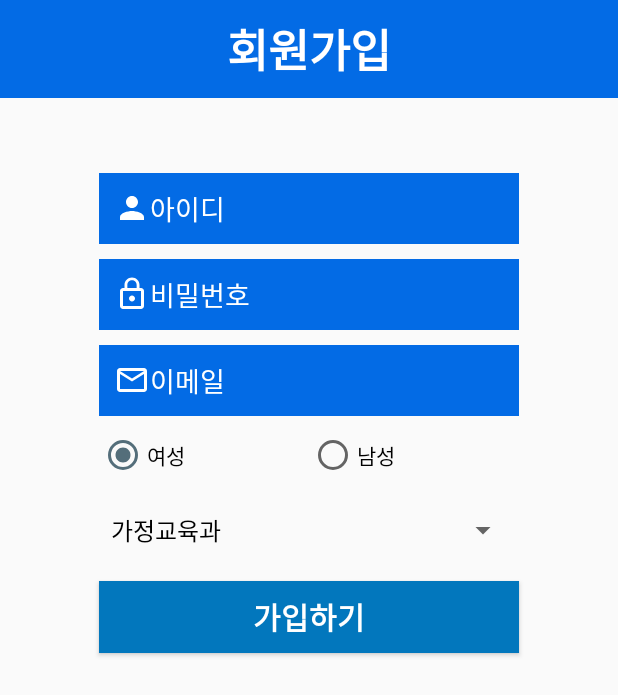
After one commit to tmdfhr711/Registeration, an Android app: the RegisterActivity screen opened directly, with no data from a screen before it, on a phone screen of 412 x 824 dp. The commit adds this screen. Shown: the top 695 px of the screen. Run offline under Robolectric (Android 15) with nearby library versions, the phone set to English and light mode, and no system bars.

Commit message:
1. Create RegisterActivity
1) activity_register.xml 구성
2) magor list가 담긴 array.xml 생성
3) RegisterActivity에 spinner 연동

```diff
--- a/app/src/main/AndroidManifest.xml
+++ b/app/src/main/AndroidManifest.xml
@@ -16,6 +16,7 @@
                 <category android:name="android.intent.category.LAUNCHER" />
             </intent-filter>
         </activity>
+        <activity android:name=".RegisterActivity"></activity>
     </application>
 
 </manifest>
--- a/app/src/main/java/com/plplim/david/registeration/LoginActivity.java
+++ b/app/src/main/java/com/plplim/david/registeration/LoginActivity.java
@@ -1,13 +1,28 @@
 package com.plplim.david.registeration;
 
+import android.content.Intent;
 import android.support.v7.app.AppCompatActivity;
 import android.os.Bundle;
+import android.view.View;
+import android.widget.TextView;
+
+import org.w3c.dom.Text;
 
 public class LoginActivity extends AppCompatActivity {
+
 
     @Override
     protected void onCreate(Bundle savedInstanceState) {
         super.onCreate(savedInstanceState);
         setContentView(R.layout.activity_login);
+
+        TextView registerButton = (TextView) findViewById(R.id.loginactivity_registerButton);
+        registerButton.setOnClickListener(new View.OnClickListener() {
+            @Override
+            public void onClick(View view) {
+                Intent registerIntent = new Intent(LoginActivity.this, RegisterActivity.class);
+                LoginActivity.this.startActivity(registerIntent);
+            }
+        });
     }
 }
--- /dev/null
+++ b/app/src/main/java/com/plplim/david/registeration/RegisterActivity.java
@@ -0,0 +1,24 @@
+package com.plplim.david.registeration;
+
+import android.support.v7.app.AppCompatActivity;
+import android.os.Bundle;
+import android.widget.ArrayAdapter;
+import android.widget.Spinner;
+
+import java.lang.reflect.Array;
+
+public class RegisterActivity extends AppCompatActivity {
+
+    private ArrayAdapter adapter;
+    private Spinner spinner;
+
+    @Override
+    protected void onCreate(Bundle savedInstanceState) {
+        super.onCreate(savedInstanceState);
+        setContentView(R.layout.activity_register);
+
+        spinner = (Spinner) findViewById(R.id.loginactivity_majorSpinner);
+        adapter = ArrayAdapter.createFromResource(this, R.array.major, android.R.layout.simple_spinner_dropdown_item);
+        spinner.setAdapter(adapter);
+    }
+}
--- /dev/null
+++ b/app/src/main/res/drawable/ic_mail_outline_black_24dp.xml
@@ -0,0 +1,9 @@
+<vector xmlns:android="http://schemas.android.com/apk/res/android"
+        android:width="24dp"
+        android:height="24dp"
+        android:viewportWidth="24.0"
+        android:viewportHeight="24.0">
+    <path
+        android:fillColor="#ffffffff"
+        android:pathData="M20,4L4,4c-1.1,0 -1.99,0.9 -1.99,2L2,18c0,1.1 0.9,2 2,2h16c1.1,0 2,-0.9 2,-2L22,6c0,-1.1 -0.9,-2 -2,-2zM20,18L4,18L4,8l8,5 8,-5v10zM12,11L4,6h16l-8,5z"/>
+</vector>
--- /dev/null
+++ b/app/src/main/res/layout/activity_register.xml
@@ -0,0 +1,130 @@
+<?xml version="1.0" encoding="utf-8"?>
+<RelativeLayout
+    xmlns:android="http://schemas.android.com/apk/res/android"
+    xmlns:app="http://schemas.android.com/apk/res-auto"
+    xmlns:tools="http://schemas.android.com/tools"
+    android:layout_width="match_parent"
+    android:layout_height="match_parent"
+    tools:context="com.plplim.david.registeration.RegisterActivity">
+
+
+    <LinearLayout
+        android:layout_width="match_parent"
+        android:layout_height="match_parent"
+        android:orientation="vertical">
+
+        <LinearLayout
+            android:layout_width="match_parent"
+            android:layout_height="wrap_content"
+            android:orientation="vertical"
+            android:background="@color/colorPrimary">
+
+            <TextView
+                android:layout_width="wrap_content"
+                android:layout_height="wrap_content"
+                android:layout_gravity="center"
+                android:text="회원가입"
+                android:textColor="#ffffff"
+                android:textSize="30dp"
+                android:textStyle="bold"
+                android:layout_marginTop="10dp"
+                android:layout_marginBottom="10dp"/>
+
+        </LinearLayout>
+
+        <LinearLayout
+            android:layout_width="match_parent"
+            android:layout_height="match_parent"
+            android:orientation="vertical">
+
+            <EditText
+                android:layout_width="280dp"
+                android:layout_height="wrap_content"
+                android:hint="아이디"
+                android:layout_gravity="center"
+                android:padding="10dp"
+                android:textColor="#ffffff"
+                android:textColorHint="#ffffff"
+                android:id="@+id/loginactivity_idtext"
+                android:drawableStart="@drawable/ic_person_black_24dp"
+                android:drawableLeft="@drawable/ic_person_black_24dp"
+                android:layout_marginTop="50dp"
+                android:background="@color/colorPrimary"/>
+
+            <EditText
+                android:layout_width="280dp"
+                android:layout_height="wrap_content"
+                android:inputType="textPassword"
+                android:hint="비밀번호"
+                android:layout_gravity="center"
+                android:padding="10dp"
+                android:textColor="#ffffff"
+                android:textColorHint="#ffffff"
+                android:id="@+id/loginactivity_passwordText"
+                android:drawableStart="@drawable/ic_lock_outline_black_24dp"
+                android:drawableLeft="@drawable/ic_lock_outline_black_24dp"
+                android:layout_marginTop="10dp"
+                android:background="@color/colorPrimary"/>
+
+            <EditText
+                android:layout_width="280dp"
+                android:layout_height="wrap_content"
+                android:inputType="textPassword"
+                android:hint="이메일"
+                android:layout_gravity="center"
+                android:padding="10dp"
+                android:textColor="#ffffff"
+                android:textColorHint="#ffffff"
+                android:id="@+id/loginactivity_emailText"
+                android:drawableStart="@drawable/ic_mail_outline_black_24dp"
+                android:drawableLeft="@drawable/ic_mail_outline_black_24dp"
+                android:layout_marginTop="10dp"
+                android:background="@color/colorPrimary"/>
+
+            <RadioGroup
+                android:layout_width="280dp"
+                android:layout_height="wrap_content"
+                android:id="@+id/loginactivity_genderGroup"
+                android:layout_gravity="center_horizontal"
+                android:orientation="horizontal"
+                android:layout_marginTop="10dp">
+
+                <RadioButton
+                    android:layout_width="0dp"
+                    android:layout_height="wrap_content"
+                    android:text="여성"
+                    android:id="@+id/loginactivity_genderWoman"
+                    android:layout_weight="1"
+                    android:checked="true" />
+
+                <RadioButton
+                    android:layout_width="0dp"
+                    android:layout_height="wrap_content"
+                    android:text="남성"
+                    android:id="@+id/loginactivity_genderMan"
+                    android:layout_weight="1" />
+            </RadioGroup>
+
+            <Spinner
+                android:layout_width="280dp"
+                android:layout_height="wrap_content"
+                android:layout_gravity="center"
+                android:layout_marginTop="10dp"
+                android:id="@+id/loginactivity_majorSpinner"></Spinner>
+            <Button
+                android:id="@+id/registeractivity_registerButton"
+                android:layout_width="280dp"
+                android:layout_height="wrap_content"
+                android:textSize="20dp"
+                android:textStyle="bold"
+                android:textColor="#ffffff"
+                android:background="@color/colorPrimaryDark"
+                android:text="가입하기"
+                android:layout_marginTop="10dp"
+                android:layout_gravity="center"/>
+
+
+        </LinearLayout>
+    </LinearLayout>
+
+</RelativeLayout>
--- /dev/null
+++ b/app/src/main/res/values/arrays.xml
@@ -0,0 +1,14 @@
+<?xml version="1.0" encoding="utf-8"?>
+<resources>
+    <string-array name="major">
+        <item>가정교육과</item>
+        <item>교육학과</item>
+        <item>국어교육과</item>
+        <item>기술교육과</item>
+        <item>독어교육과</item>
+        <item>물리교육과</item>
+        <item>미술교육과</item>
+        <item>불어교육과</item>
+    </string-array>
+
+</resources>
```
